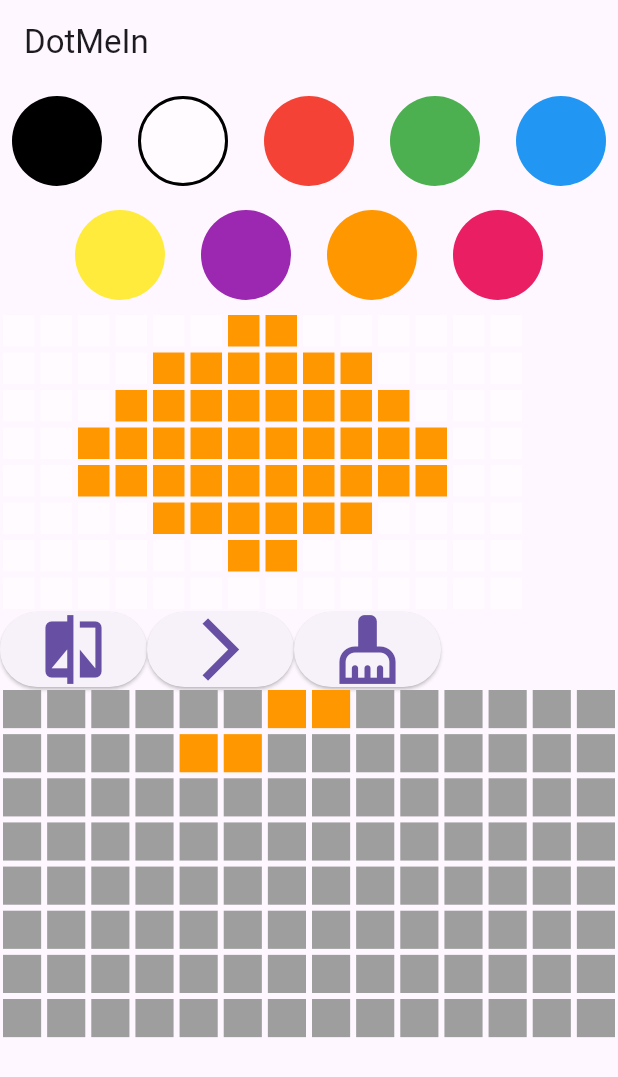
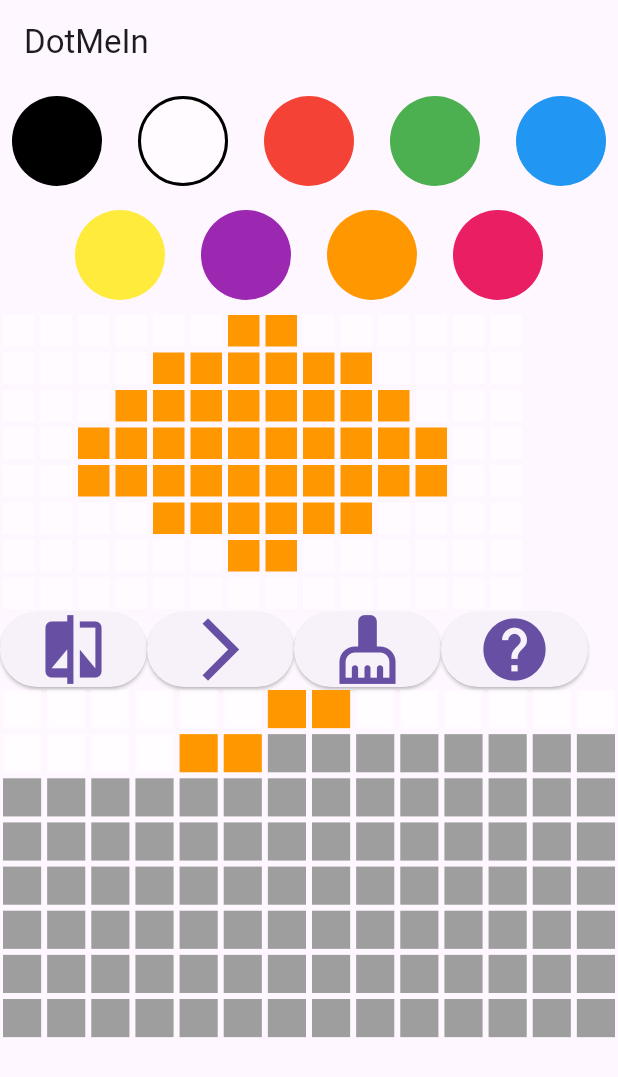
Before and after one commit to aerodk/DotMeIn, a Flutter app: the screen it shows after launch, after a tap on the "cleaning services" icon, on a phone screen of 412 x 824 dp. Shown: the top 1077 px of the screen. Run offline on Flutter 3.47's test engine with Material 3 defaults, Android fonts, the phone set to English and light mode, and no system bars.

Commit message:
Implemented a help button

```diff
--- a/lib/main.dart
+++ b/lib/main.dart
@@ -1,6 +1,7 @@
+import 'dart:async';
+
 import 'package:dot_me_in/pattern_service.dart';
 import 'package:dot_me_in/star_widget.dart';
-import 'package:flutter/foundation.dart';
 import 'package:flutter/material.dart';
 
 void main() {
@@ -27,6 +28,7 @@ class MyHomePage extends StatefulWidget {
 
 class MyHomePageState extends State<MyHomePage>
     with SingleTickerProviderStateMixin {
+  bool canPressButton = true;
   late AnimationController _controller;
   late Animation<double> _animation;
 
@@ -116,18 +118,15 @@ class MyHomePageState extends State<MyHomePage>
                               List.generate(colCount, (index) => Colors.grey),
                         );
                         helpOut(selectedPatternData);
+                        compareForCorrect();
                       });
                     },
                     child: const Icon(Icons.cleaning_services, size: 50),
                   ), // To choose a pattern
-                  if(kDebugMode) ElevatedButton (
-                    onPressed: () {
-                      setState(() {
-                        helpOut(selectedPatternData);
-                      });
-                    },
+                  ElevatedButton(
+                    onPressed: canPressButton ? handleButtonPress : null,
                     child: const Icon(Icons.help, size: 50),
-                  )
+                  ),
                 ],
               ),
             ],
@@ -148,6 +147,23 @@ class MyHomePageState extends State<MyHomePage>
     );
   }
 
+  void handleButtonPress() {
+    setState(() {
+      // Indstil knappen som ikke trykbar
+      canPressButton = false;
+
+      // Start en timer, der aktiverer knappen efter 5 sekunder
+      Timer(Duration(seconds: 5), () {
+        setState(() {
+          canPressButton = true;
+        });
+      });
+
+      // Implementer logik for knaptryk
+      helpOut(selectedPatternData);
+      compareForCorrect();
+    });
+  }
   MyHomePageState() {
     // Initialize
     patternSelect(patternService.getPattern("Solen"));
@@ -182,7 +198,12 @@ class MyHomePageState extends State<MyHomePage>
     // Sæt farverne for de første fire ikke-hvide firkanter
     outer: for (int row = 0; row < rowCount; row++) {
       for (int col = 0; col < colCount; col++) {
-        if (patternData.patternColors[row][col] != Colors.white54) {
+        if (gridColors[row][col] == Colors.grey &&
+            patternData.patternColors[row][col] == Colors.white54) {
+          gridColors[row][col] = patternData.patternColors[row][col];
+        }
+        if (patternData.patternColors[row][col] != Colors.white54 &&
+            gridColors[row][col] != patternData.patternColors[row][col]) {
           gridColors[row][col] = patternData.patternColors[row][col];
           help--;
           if(help <=0) {
```
